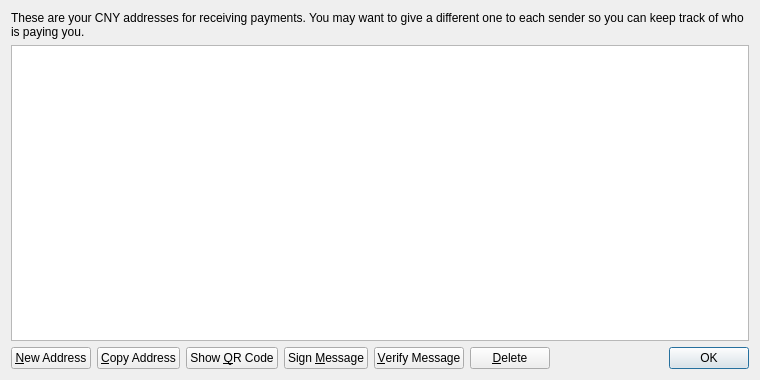
biz2013/AXFunds, file src/qt/forms/addressbookpage.ui: the form before one commit.
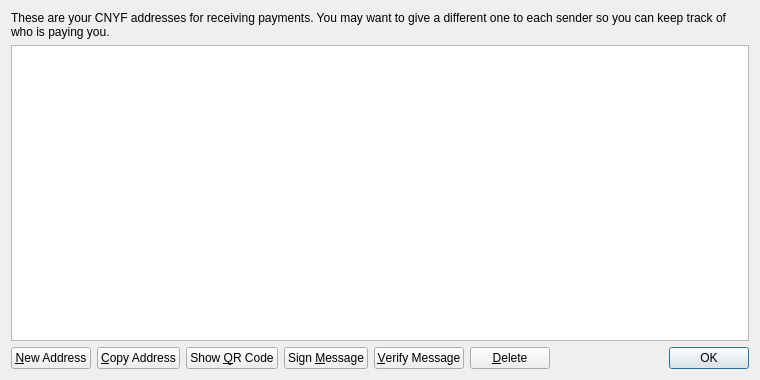
The form after the commit.

Commit message: update wallet & name to CNYF

Diff of the .ui file:
```diff
--- a/src/qt/forms/addressbookpage.ui
+++ b/src/qt/forms/addressbookpage.ui
@@ -17,7 +17,7 @@
    <item>
     <widget class="QLabel" name="labelExplanation">
      <property name="text">
-      <string>These are your CNY addresses for receiving payments. You may want to give a different one to each sender so you can keep track of who is paying you.</string>
+      <string>These are your CNYF addresses for receiving payments. You may want to give a different one to each sender so you can keep track of who is paying you.</string>
      </property>
      <property name="textFormat">
       <enum>Qt::PlainText</enum>
```
Left out of the diff: 4 changed lines with no effect on the pictures. The commit also changes 30 other files.
